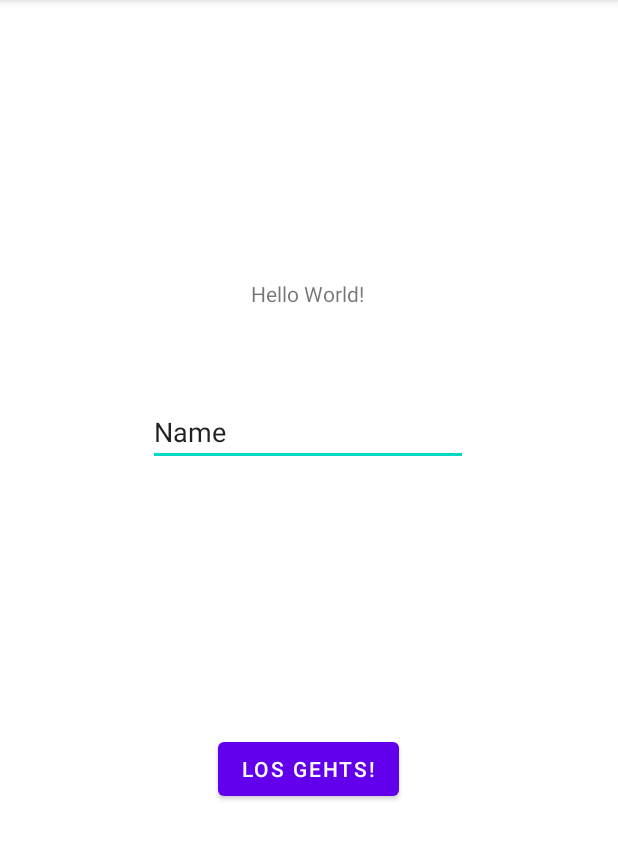
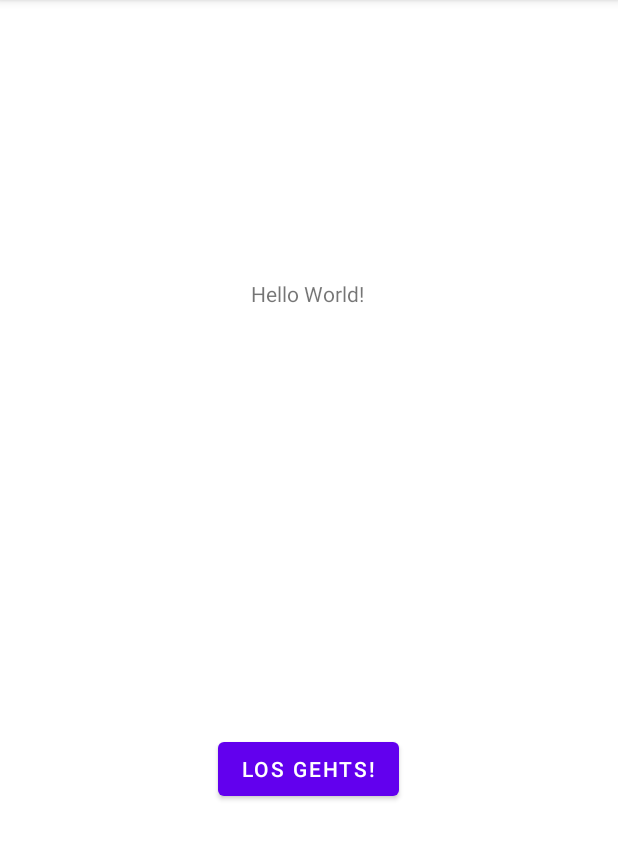
Before and after one commit to ISMSI/Weihnachtskalender, an Android app: the screen it shows after launch (MainActivity), on a phone screen of 412 x 824 dp, the part 84-944 px from its top. Run offline under Robolectric (Android 15) with nearby library versions, the phone set to English and light mode, and no system bars.

Commit message:
Don't increase riddle number on openRiddle

```diff
--- a/app/src/main/java/com/example/weihnachtskalender/MainActivity.java
+++ b/app/src/main/java/com/example/weihnachtskalender/MainActivity.java
@@ -26,9 +26,8 @@ public class MainActivity extends AppCompatActivity {
 
         StateMachine.loadPrefAndRiddle(this);
 
+
             button = (Button) findViewById( R.id.mainActivityButtonLos);
-        mainTextPlain = (TextView) findViewById (R.id.mainPlainText);
-
             button.setOnClickListener(new View.OnClickListener() {
                 @Override
                 public void onClick(View v) {
@@ -36,6 +35,11 @@ public class MainActivity extends AppCompatActivity {
                     StateMachine.openRiddle();
                 }
             });
+        if (!StateMachine.isFirstOpen())
+        {
+            StateMachine.openRiddle();
+        }
+
     }
 
     public void openActivity()
@@ -46,6 +50,6 @@ public class MainActivity extends AppCompatActivity {
 
     private void test()
     {
-        mainTextPlain.setText("Ich liebe dich, Sweety <3");
+
     }
 }
--- a/app/src/main/java/com/example/weihnachtskalender/Solution.java
+++ b/app/src/main/java/com/example/weihnachtskalender/Solution.java
@@ -28,5 +28,7 @@ public class Solution extends AppCompatActivity {
                 StateMachine.openRiddle();
             }
         });
+
+        solutionTextViewCode.setText(StateMachine.getRiddleString("code"));
     }
 }
--- a/app/src/main/java/com/example/weihnachtskalender/StateMachine.java
+++ b/app/src/main/java/com/example/weihnachtskalender/StateMachine.java
@@ -9,11 +9,13 @@ import androidx.annotation.Nullable;
 import java.io.BufferedInputStream;
 import java.io.IOException;
 import java.io.Serializable;
+import java.time.LocalDate;
 import java.util.Calendar;
 import java.util.Date;
 import java.util.Map;
 import java.util.Properties;
 import java.util.Set;
+import java.util.TimeZone;
 
 
 public class StateMachine implements Serializable {
@@ -55,26 +57,9 @@ public class StateMachine implements Serializable {
 
     static private int getCurrentRiddleNo()
     {
-        String result;
         int riddleNo;
-        result = loadStateString("number");
+        riddleNo = loadStateInt("number");
 
-        if (result.equals("none"))
-        {
-            riddleNo = 0;
-        }
-        else
-        {
-            try
-            {
-                riddleNo = Integer.parseInt(result);
-            }
-            catch (NumberFormatException e)
-            {
-                riddleNo = 0;
-                e.printStackTrace();
-            }
-        }
         return  riddleNo;
     }
 
@@ -88,17 +73,22 @@ public class StateMachine implements Serializable {
         }
     }
 
-    static private void loadNextRiddle()
+    static public void openRiddle()
     {
         int riddleNo = getCurrentRiddleNo();
         if (riddleNo <= 23)
         {
-            Date today = Calendar.getInstance().getTime();
+            // Choose time zone in which you want to interpret your Date
+            Calendar cal = Calendar.getInstance(TimeZone.getTimeZone("Europe/Paris"));
+            int day = cal.get(Calendar.DAY_OF_MONTH);
+            System.out.println(day);
 
-
-            if (True)
+            if (day >= riddleNo)
             {
                 loadRiddle((riddleNo+1));
+                Intent intent = new Intent(context, RiddleText.class);
+                context.startActivity(intent);
+
             }
             else
             {
@@ -111,6 +101,18 @@ public class StateMachine implements Serializable {
             openDone();
         }
 
+    }
+
+    static public boolean isFirstOpen ()
+    {
+        if (getCurrentRiddleNo() <= 1)
+        {
+            return true;
+        }
+        else
+        {
+            return false;
+        }
     }
 
     static private boolean riddleIsOpen( int riddleNo)
@@ -146,6 +148,8 @@ public class StateMachine implements Serializable {
     static private void loadRiddle( int number)
     {
         int riddle;
+
+        System.out.println("Riddle number is: " + number);
         switch (number)
         {
             case 2: riddle = R.raw.riddle2; break;
@@ -158,6 +162,7 @@ public class StateMachine implements Serializable {
             stream = new BufferedInputStream(context.getResources().openRawResource(riddle));
             loadedRiddle.load(stream);
             stream.close();
+            saveStateInt("number", Integer.parseInt(getRiddleString("number")));
         }
         catch(IOException iException)
         {
@@ -172,14 +177,6 @@ public class StateMachine implements Serializable {
 
     static public void openDone()
     {
-
-    }
-
-    static public void openRiddle()
-    {
-        //TODO Check date!!!
-        Intent intent = new Intent(context, RiddleText.class);
-        context.startActivity(intent);
 
     }
 
@@ -236,7 +233,7 @@ public class StateMachine implements Serializable {
 
     static private int loadStateInt(String key)
     {
-        return sharedPref.getInt(key,-1);
+        return sharedPref.getInt(key,0);
     }
 
 }
--- a/app/src/main/res/layout/activity_main.xml
+++ b/app/src/main/res/layout/activity_main.xml
@@ -29,20 +29,4 @@
         app:layout_constraintStart_toStartOf="parent"
         app:layout_constraintTop_toBottomOf="@+id/textView" />
 
-    <EditText
-        android:id="@+id/mainPlainText"
-        android:layout_width="wrap_content"
-        android:layout_height="wrap_content"
-        android:layout_marginStart="100dp"
-        android:layout_marginLeft="100dp"
-        android:layout_marginTop="60dp"
-        android:layout_marginEnd="101dp"
-        android:layout_marginRight="101dp"
-        android:ems="10"
-        android:inputType="textPersonName"
-        android:text="Name"
-        app:layout_constraintEnd_toEndOf="parent"
-        app:layout_constraintStart_toStartOf="parent"
-        app:layout_constraintTop_toBottomOf="@+id/textView" />
-
 </androidx.constraintlayout.widget.ConstraintLayout>
```
Also changed, not shown: app/src/main/res/raw/riddle20.properties (added, +9 -0 lines). Lines whose indentation alone changed are shown as unchanged.
